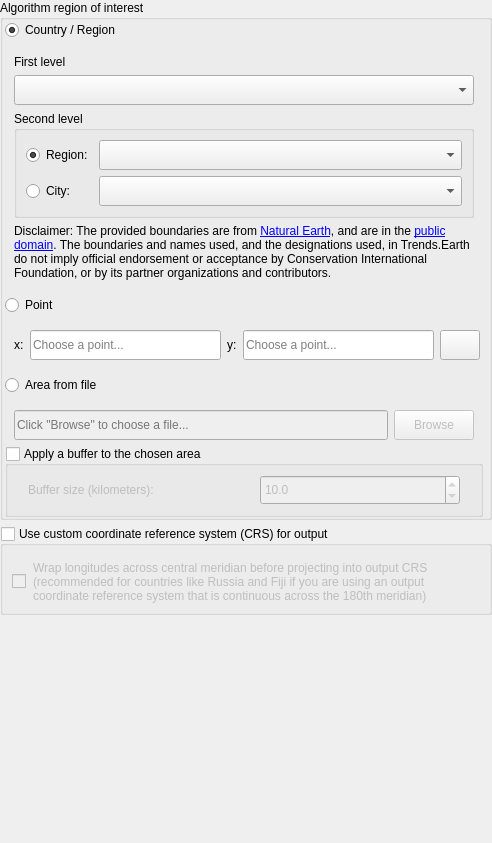
Old version of the form LDMP/gui/WidgetSelectArea.ui in the repository ConservationInternational/trends.earth.
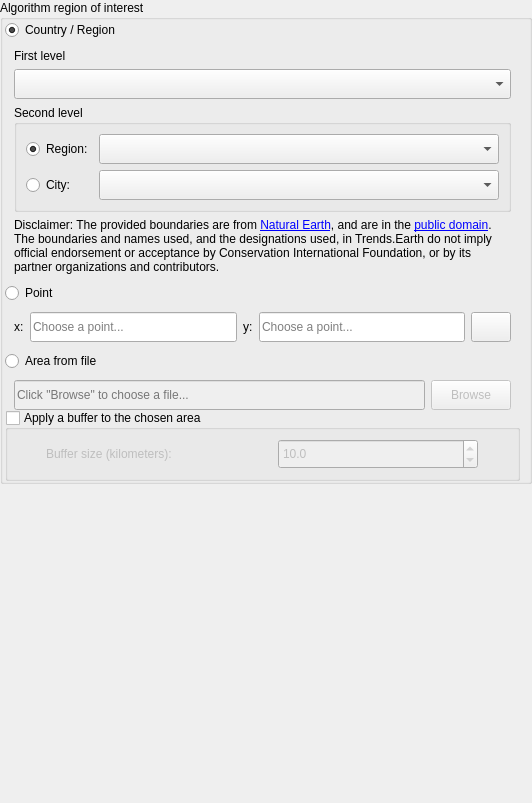
New version of the form. Custom widgets are drawn as their Qt base class.

What changed in the file:
```diff
--- a/LDMP/gui/WidgetSelectArea.ui
+++ b/LDMP/gui/WidgetSelectArea.ui
@@ -6,8 +6,8 @@
    <rect>
     <x>0</x>
     <y>0</y>
-    <width>492</width>
-    <height>843</height>
+    <width>532</width>
+    <height>803</height>
    </rect>
   </property>
   <property name="sizePolicy">
@@ -30,108 +30,37 @@
     <number>0</number>
    </property>
    <item>
-    <widget class="QGroupBox" name="area_groupbox">
-     <property name="sizePolicy">
-      <sizepolicy hsizetype="Expanding" vsizetype="Minimum">
-       <horstretch>0</horstretch>
-       <verstretch>0</verstretch>
-      </sizepolicy>
-     </property>
+    <widget class="QgsCollapsibleGroupBox" name="mGroupBox">
      <property name="title">
       <string>Algorithm region of interest</string>
      </property>
-     <layout class="QGridLayout" name="area_groupbox_gridLayout">
+     <layout class="QVBoxLayout" name="verticalLayout_2">
+      <property name="spacing">
+       <number>0</number>
+      </property>
       <property name="leftMargin">
        <number>2</number>
       </property>
       <property name="topMargin">
        <number>0</number>
       </property>
-      <property name="rightMargin">
-       <number>0</number>
-      </property>
       <property name="bottomMargin">
        <number>0</number>
       </property>
-      <item row="14" column="0">
-       <widget class="QFrame" name="frame_area_fromfile">
-        <property name="frameShape">
-         <enum>QFrame::NoFrame</enum>
-        </property>
-        <property name="frameShadow">
-         <enum>QFrame::Plain</enum>
-        </property>
-        <layout class="QHBoxLayout" name="horizontalLayout_3">
-         <property name="bottomMargin">
-          <number>0</number>
-         </property>
-         <item>
-          <widget class="QLineEdit" name="area_fromfile_file">
-           <property name="enabled">
-            <bool>false</bool>
-           </property>
-           <property name="sizePolicy">
-            <sizepolicy hsizetype="Expanding" vsizetype="Fixed">
-             <horstretch>0</horstretch>
-             <verstretch>0</verstretch>
-            </sizepolicy>
-           </property>
-           <property name="minimumSize">
-            <size>
-             <width>120</width>
-             <height>30</height>
-            </size>
-           </property>
-           <property name="readOnly">
-            <bool>true</bool>
-           </property>
-           <property name="placeholderText">
-            <string>Click &quot;Browse&quot; to choose a file...</string>
-           </property>
-          </widget>
-         </item>
-         <item>
-          <widget class="QPushButton" name="area_fromfile_browse">
-           <property name="enabled">
-            <bool>false</bool>
-           </property>
-           <property name="sizePolicy">
-            <sizepolicy hsizetype="Minimum" vsizetype="Minimum">
-             <horstretch>0</horstretch>
-             <verstretch>0</verstretch>
-            </sizepolicy>
-           </property>
-           <property name="minimumSize">
-            <size>
-             <width>0</width>
-             <height>30</height>
-            </size>
-           </property>
-           <property name="maximumSize">
-            <size>
-             <width>80</width>
-             <height>16777215</height>
-            </size>
-           </property>
-           <property name="text">
-            <string>Browse</string>
-           </property>
-          </widget>
-         </item>
-        </layout>
-       </widget>
-      </item>
-      <item row="13" column="0">
-       <widget class="QRadioButton" name="area_fromfile">
+      <item>
+       <widget class="QRadioButton" name="area_fromadmin">
         <property name="text">
-         <string>Area from file</string>
+         <string>Country / Region</string>
+        </property>
+        <property name="checked">
+         <bool>true</bool>
         </property>
         <attribute name="buttonGroup">
          <string notr="true">area_radio_buttonGroup</string>
         </attribute>
        </widget>
       </item>
-      <item row="1" column="0">
+      <item>
        <widget class="QFrame" name="frame_country_region">
         <property name="frameShape">
          <enum>QFrame::NoFrame</enum>
@@ -140,9 +69,6 @@
          <enum>QFrame::Plain</enum>
         </property>
         <layout class="QVBoxLayout" name="verticalLayout_4">
-         <property name="leftMargin">
-          <number>9</number>
-         </property>
          <item>
           <widget class="QLabel" name="first_level_label">
            <property name="text">
@@ -276,7 +202,7 @@
         </layout>
        </widget>
       </item>
-      <item row="11" column="0">
+      <item>
        <widget class="QRadioButton" name="area_frompoint">
         <property name="text">
          <string>Point</string>
@@ -286,7 +212,7 @@
         </attribute>
        </widget>
       </item>
-      <item row="12" column="0" colspan="2">
+      <item>
        <widget class="QFrame" name="frame_area_frompoint">
         <property name="sizePolicy">
          <sizepolicy hsizetype="Preferred" vsizetype="Fixed">
@@ -390,20 +316,85 @@
         </layout>
        </widget>
       </item>
-      <item row="0" column="0">
-       <widget class="QRadioButton" name="area_fromadmin">
+      <item>
+       <widget class="QRadioButton" name="area_fromfile">
         <property name="text">
-         <string>Country / Region</string>
-        </property>
-        <property name="checked">
-         <bool>true</bool>
+         <string>Area from file</string>
         </property>
         <attribute name="buttonGroup">
          <string notr="true">area_radio_buttonGroup</string>
         </attribute>
        </widget>
       </item>
-      <item row="15" column="0">
+      <item>
+       <widget class="QFrame" name="frame_area_fromfile">
+        <property name="frameShape">
+         <enum>QFrame::NoFrame</enum>
+        </property>
+        <property name="frameShadow">
+         <enum>QFrame::Plain</enum>
+        </property>
+        <layout class="QHBoxLayout" name="horizontalLayout_3">
+         <property name="bottomMargin">
+          <number>0</number>
+         </property>
+         <item>
+          <widget class="QLineEdit" name="area_fromfile_file">
+           <property name="enabled">
+            <bool>false</bool>
+           </property>
+           <property name="sizePolicy">
+            <sizepolicy hsizetype="Expanding" vsizetype="Fixed">
+             <horstretch>0</horstretch>
+             <verstretch>0</verstretch>
+            </sizepolicy>
+           </property>
+           <property name="minimumSize">
+            <size>
+             <width>120</width>
+             <height>30</height>
+            </size>
+           </property>
+           <property name="readOnly">
+            <bool>true</bool>
+           </property>
+           <property name="placeholderText">
+            <string>Click &quot;Browse&quot; to choose a file...</string>
+           </property>
+          </widget>
+         </item>
+         <item>
+          <widget class="QPushButton" name="area_fromfile_browse">
+           <property name="enabled">
+            <bool>false</bool>
+           </property>
+           <property name="sizePolicy">
+            <sizepolicy hsizetype="Minimum" vsizetype="Minimum">
+             <horstretch>0</horstretch>
+             <verstretch>0</verstretch>
+            </sizepolicy>
+           </property>
+           <property name="minimumSize">
+            <size>
+             <width>0</width>
+             <height>30</height>
+            </size>
+           </property>
+           <property name="maximumSize">
+            <size>
+             <width>80</width>
+             <height>16777215</height>
+            </size>
+           </property>
+           <property name="text">
+            <string>Browse</string>
+           </property>
+          </widget>
+         </item>
+        </layout>
+       </widget>
+      </item>
+      <item>
        <widget class="QGroupBox" name="groupBox_buffer">
         <property name="sizePolicy">
          <sizepolicy hsizetype="Preferred" vsizetype="Minimum">
@@ -516,53 +507,6 @@
      </layout>
     </widget>
    </item>
-   <item>
-    <widget class="QGroupBox" name="groupBox_custom_crs">
-     <property name="sizePolicy">
-      <sizepolicy hsizetype="Preferred" vsizetype="Minimum">
-       <horstretch>0</horstretch>
-       <verstretch>0</verstretch>
-      </sizepolicy>
-     </property>
-     <property name="title">
-      <string>Use custom coordinate reference system (CRS) for output</string>
-     </property>
-     <property name="checkable">
-      <bool>true</bool>
-     </property>
-     <property name="checked">
-      <bool>false</bool>
-     </property>
-     <layout class="QGridLayout" name="gridLayout">
-      <item row="1" column="0">
-       <widget class="QCheckBox" name="checkBox_custom_crs_wrap">
-        <property name="maximumSize">
-         <size>
-          <width>15</width>
-          <height>16777215</height>
-         </size>
-        </property>
-        <property name="text">
-         <string/>
-        </property>
-       </widget>
-      </item>
-      <item row="1" column="1">
-       <widget class="QLabel" name="label_custom_crs_wrap">
-        <property name="text">
-         <string>Wrap longitudes across central meridian before projecting into output CRS (recommended for countries like Russia and Fiji if you are using an output coordinate reference system that is continuous across the 180th meridian)</string>
-        </property>
-        <property name="wordWrap">
-         <bool>true</bool>
-        </property>
-       </widget>
-      </item>
-      <item row="0" column="0" colspan="2">
-       <widget class="QgsProjectionSelectionWidget" name="mQgsProjectionSelectionWidget"/>
-      </item>
-     </layout>
-    </widget>
-   </item>
    <item>
     <spacer name="verticalSpacer_4">
      <property name="orientation">
@@ -580,9 +524,10 @@
  </widget>
  <customwidgets>
   <customwidget>
-   <class>QgsProjectionSelectionWidget</class>
-   <extends>QWidget</extends>
-   <header>qgis.gui</header>
+   <class>QgsCollapsibleGroupBox</class>
+   <extends>QGroupBox</extends>
+   <header>qgscollapsiblegroupbox.h</header>
+   <container>1</container>
   </customwidget>
  </customwidgets>
  <resources/>
```
